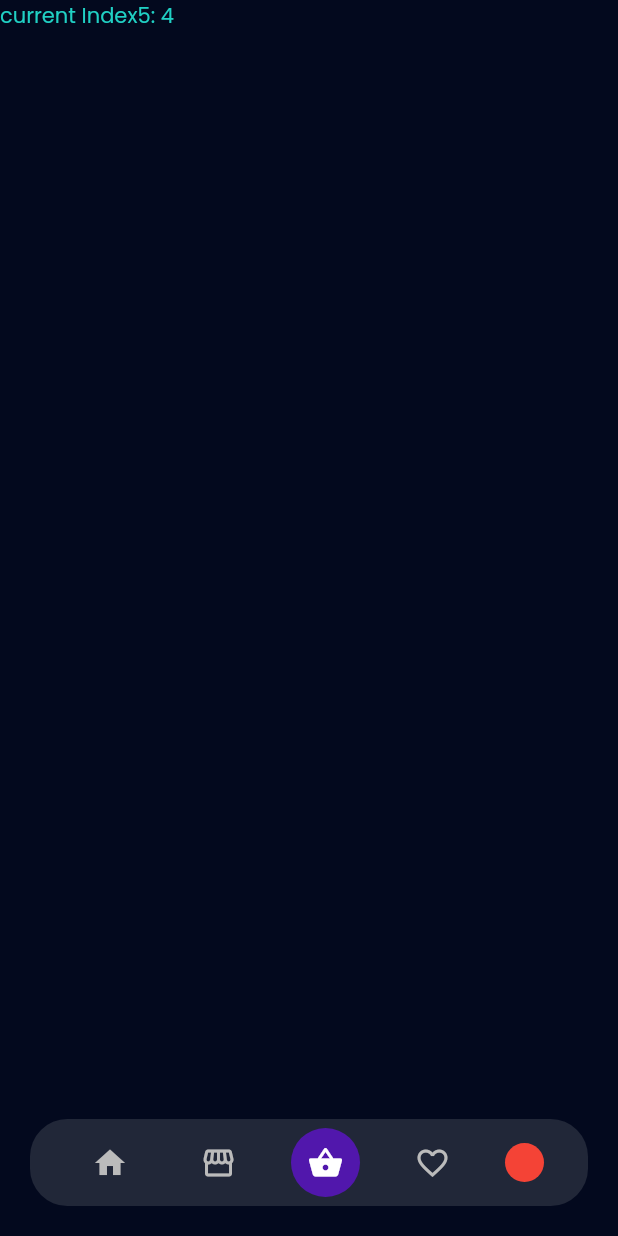
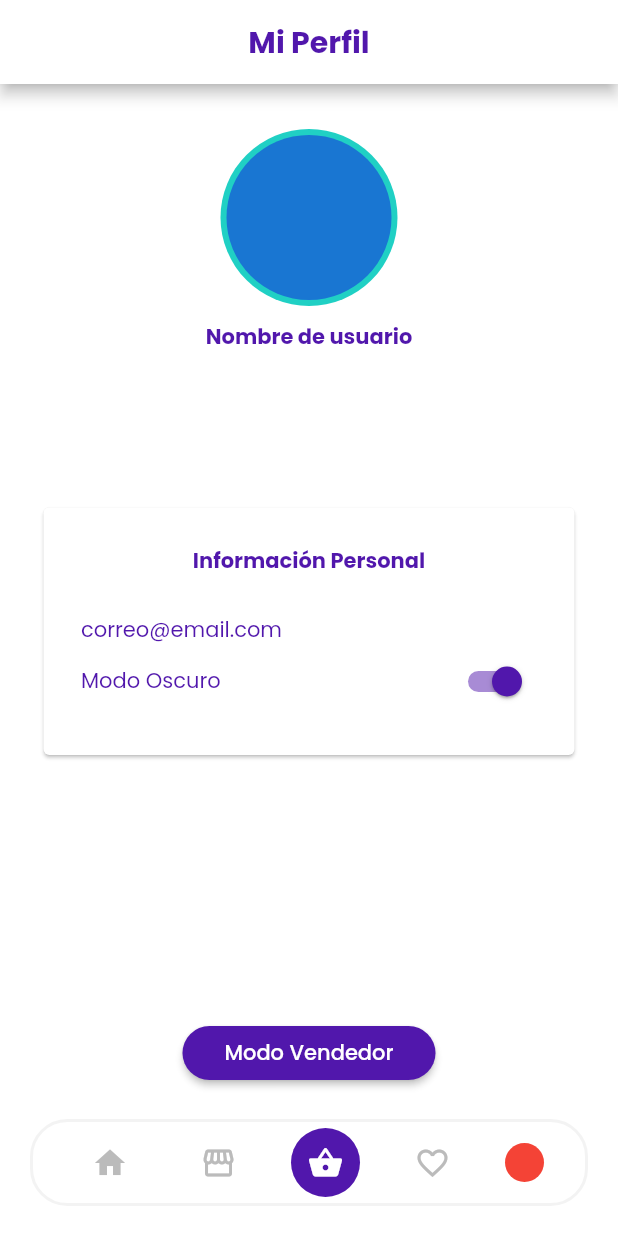
Before and after one commit to DerekMazino/u_commerce_prototype, a Flutter app: the screen it shows after launch, item 5 of the bottom bar chosen, on a phone screen of 412 x 824 dp. Run offline on Flutter 3.47's test engine with Material 2 defaults, Android fonts, the phone set to English and light mode, and no system bars; our stand-ins replace google_fonts.

Commit message:
finish desing

```diff
--- a/lib/theming_and_state_managment/app/home/home_screen.dart
+++ b/lib/theming_and_state_managment/app/home/home_screen.dart
@@ -1,6 +1,7 @@
 import 'package:flutter/material.dart';
 import 'package:u_commerce_prototype/theming_and_state_managment/app/home/cart/cart_screen.dart';
 import 'package:u_commerce_prototype/theming_and_state_managment/app/home/products/products_screen.dart';
+import 'package:u_commerce_prototype/theming_and_state_managment/app/home/profile/profile_screen.dart';
 import 'package:u_commerce_prototype/theming_and_state_managment/app/theme.dart';
 
 class HomeScreen extends StatefulWidget {
@@ -32,7 +33,7 @@ class _HomeScreenState extends State<HomeScreen> {
                 },
               ),
               Text('current Index4: $currentIndex'),
-              Text('current Index5: $currentIndex'),
+              ProfileScreen()
             ],
           )),
           _NavigationBar(
--- /dev/null
+++ b/lib/theming_and_state_managment/app/home/profile/profile_screen.dart
@@ -0,0 +1,109 @@
+import 'package:flutter/material.dart';
+import 'package:u_commerce_prototype/theming_and_state_managment/app/theme.dart';
+
+class ProfileScreen extends StatelessWidget {
+  const ProfileScreen({Key? key}) : super(key: key);
+
+  @override
+  Widget build(BuildContext context) {
+    return Scaffold(
+      appBar: AppBar(
+        title: const Center(
+          child: Text(
+            'Mi Perfil',
+          ),
+        ),
+      ),
+      body: Column(
+        crossAxisAlignment: CrossAxisAlignment.stretch,
+        children: [
+          Expanded(
+              child: Column(
+            children: [
+              const SizedBox(
+                height: 30,
+              ),
+              Container(
+                  decoration: BoxDecoration(
+                      shape: BoxShape.circle, color: DeliveryColors.green),
+                  child: const Padding(
+                    padding: EdgeInsets.all(4.0),
+                    child: CircleAvatar(radius: 55),
+                  )),
+              const SizedBox(
+                height: 10,
+              ),
+              Text(
+                'Nombre de usuario',
+                style: TextStyle(
+                    fontWeight: FontWeight.bold,
+                    color: Theme.of(context).accentColor),
+              )
+            ],
+          )),
+          Expanded(
+              flex: 2,
+              child: Column(
+                crossAxisAlignment: CrossAxisAlignment.stretch,
+                children: [
+                  const SizedBox(
+                    height: 30,
+                  ),
+                  Padding(
+                    padding: const EdgeInsets.all(25.0),
+                    child: Card(
+                      color: Theme.of(context).canvasColor,
+                      child: Padding(
+                        padding: const EdgeInsets.all(25.0),
+                        child: Column(
+                          crossAxisAlignment: CrossAxisAlignment.stretch,
+                          children: [
+                            Text('Información Personal',
+                                style: TextStyle(
+                                    fontWeight: FontWeight.bold,
+                                    color: Theme.of(context).accentColor),
+                                textAlign: TextAlign.center),
+                            const SizedBox(
+                              height: 25,
+                            ),
+                            Text(
+                              'correo@email.com',
+                            ),
+                            Row(
+                              children: [
+                                const Text('Modo Oscuro',
+                                    style: TextStyle(fontSize: 14)),
+                                const Spacer(),
+                                Switch(value: true, onChanged: (val) {})
+                              ],
+                            ),
+                          ],
+                        ),
+                      ),
+                    ),
+                  ),
+                  const Spacer(),
+                  Center(
+                      // ignore: deprecated_member_use
+                      child: RaisedButton(
+                    child: Padding(
+                      padding: const EdgeInsets.symmetric(
+                        horizontal: 12,
+                      ),
+                      child: Text(
+                        'Modo Vendedor',
+                        style: TextStyle(color: DeliveryColors.white),
+                      ),
+                    ),
+                    onPressed: () {},
+                    color: DeliveryColors.purple,
+                    shape: RoundedRectangleBorder(
+                        borderRadius: BorderRadius.circular(20)),
+                  ))
+                ],
+              ))
+        ],
+      ),
+    );
+  }
+}
--- a/lib/theming_and_state_managment/main_theming_and_state_managment.dart
+++ b/lib/theming_and_state_managment/main_theming_and_state_managment.dart
@@ -8,7 +8,7 @@ class MainThemingAndStateManagmentScreen extends StatelessWidget {
     return MaterialApp(
       debugShowCheckedModeBanner: false,
       home: SplashScreen(),
-      theme: darkTheme,
+      theme: lightTheme,
     );
   }
 }
```
